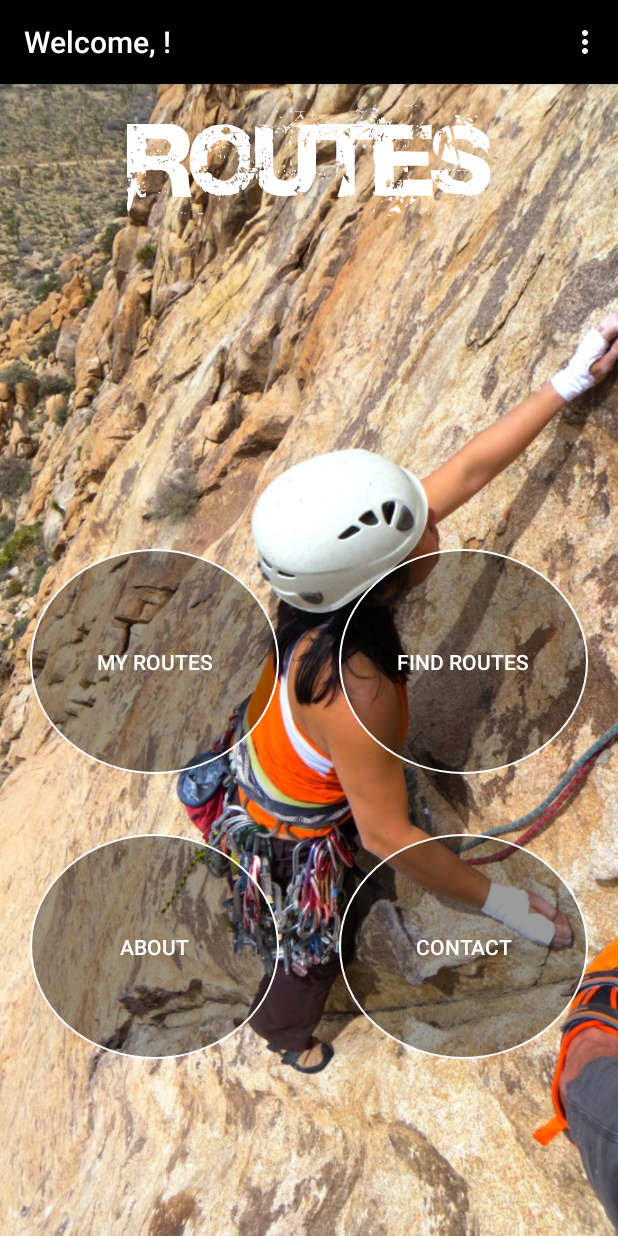
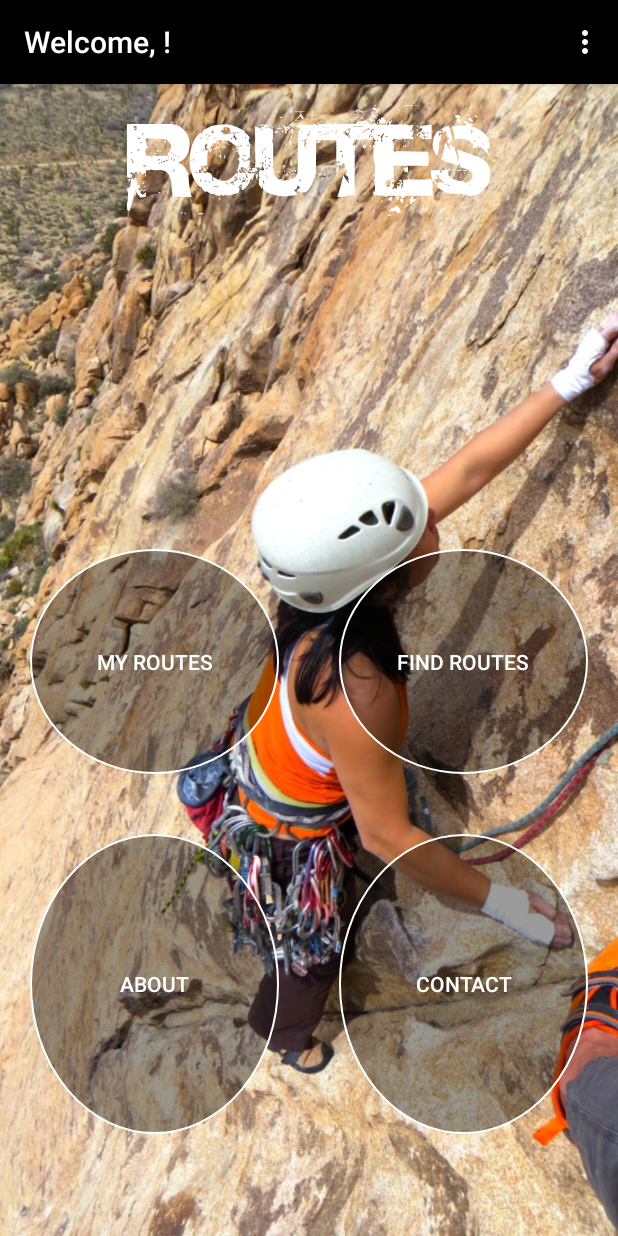
Before and after one commit to ktenzel/MyClimbingApp, an Android app: the MainActivity screen opened directly, with no data from a screen before it, on a phone screen of 412 x 824 dp. Run offline under Robolectric (Android 15) with nearby library versions, the light colour scheme and no system bars; our stand-ins replace ButterKnife, Firebase (no records; nobody signed in at launch, a user with empty details on screens opened directly).

Commit message:
error with recycler view on findrouteslistactivity

```diff
--- a/app/src/main/java/com/epicodus/example/myclimbingapp/services/RoutesService.java
+++ b/app/src/main/java/com/epicodus/example/myclimbingapp/services/RoutesService.java
@@ -70,11 +70,7 @@ public class RoutesService {
                 double longitude = (double) latlngJSON.getJSONObject("geometry").getJSONObject("location").getDouble("lng");
                 String stringLatitude = valueOf(latitude);
                 String stringLongitude = valueOf(longitude);
-
-                Log.d(stringLatitude, "latitude");
-                Log.d(stringLongitude, "longitude");
                 stringLatLng = "lat=" + stringLatitude + "&lon=" + stringLongitude;
-                Log.d(stringLatLng, "stringLatLng: ");
 
 
             }
--- a/app/src/main/java/com/epicodus/example/myclimbingapp/ui/MainActivity.java
+++ b/app/src/main/java/com/epicodus/example/myclimbingapp/ui/MainActivity.java
@@ -108,7 +108,7 @@ public class MainActivity extends AppCompatActivity implements View.OnClickListe
             startActivity(intent);
         }
         if (v == mFindRoutesButton){
-            Intent intent = new Intent(MainActivity.this, FindRouteActivity.class);
+            Intent intent = new Intent(MainActivity.this, FindRouteListActivity.class);
             startActivity(intent);
         }
     }
--- a/app/src/main/res/layout/activity_main.xml
+++ b/app/src/main/res/layout/activity_main.xml
@@ -31,7 +31,7 @@
 
     <RelativeLayout
         android:layout_width="match_parent"
-        android:layout_height="wrap_content"
+        android:layout_height="match_parent"
         android:layout_below="@+id/appNameTextView"
         android:layout_marginTop="200sp">
         <View android:id="@+id/strut"
@@ -50,7 +50,7 @@
             android:text="My Routes"/>
         <Button
             android:layout_margin="20dp"
-            android:layout_height="150sp"
+            android:layout_height="200sp"
             android:layout_width="0dp"
             android:layout_alignRight="@id/strut"
             android:layout_alignParentLeft="true"
@@ -74,7 +74,7 @@
             android:layout_margin="20dp"
             android:layout_below="@+id/findRoutesButton"
             android:layout_width="0dp"
-            android:layout_height="150sp"
+            android:layout_height="200sp"
             android:layout_alignLeft="@id/strut"
             android:layout_alignParentRight="true"
             android:id="@+id/contactButton"
@@ -83,4 +83,5 @@
             android:text="Contact"/>
 
     </RelativeLayout>
+
 </RelativeLayout>
```
Also changed, not shown: 1 other file.
